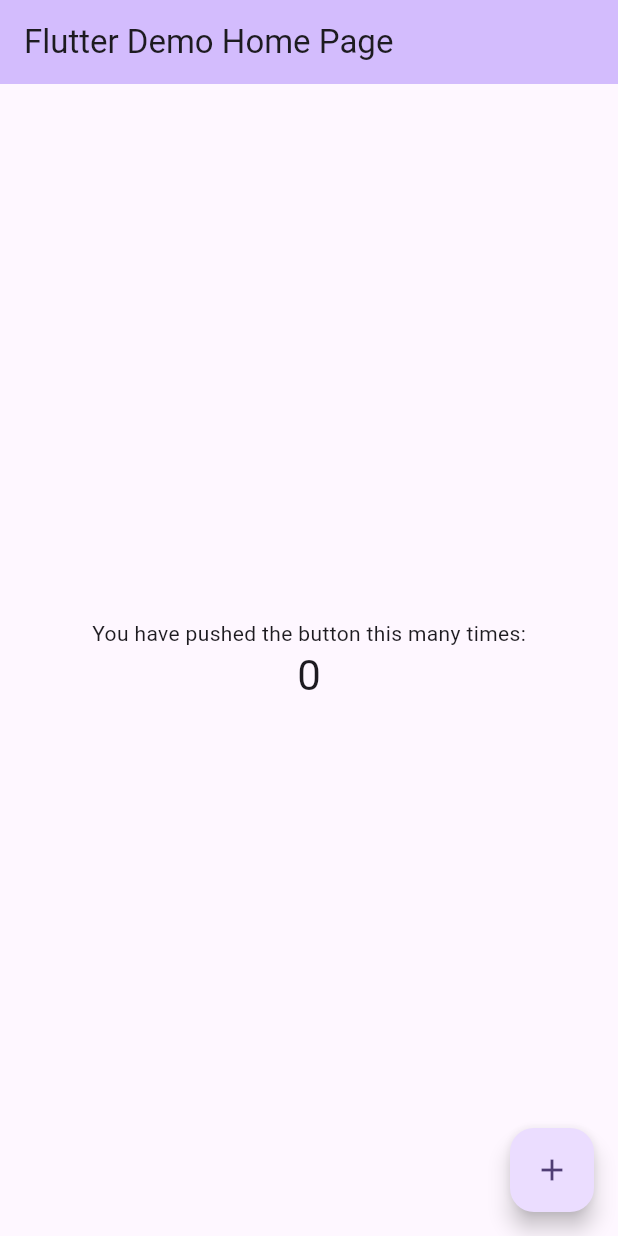
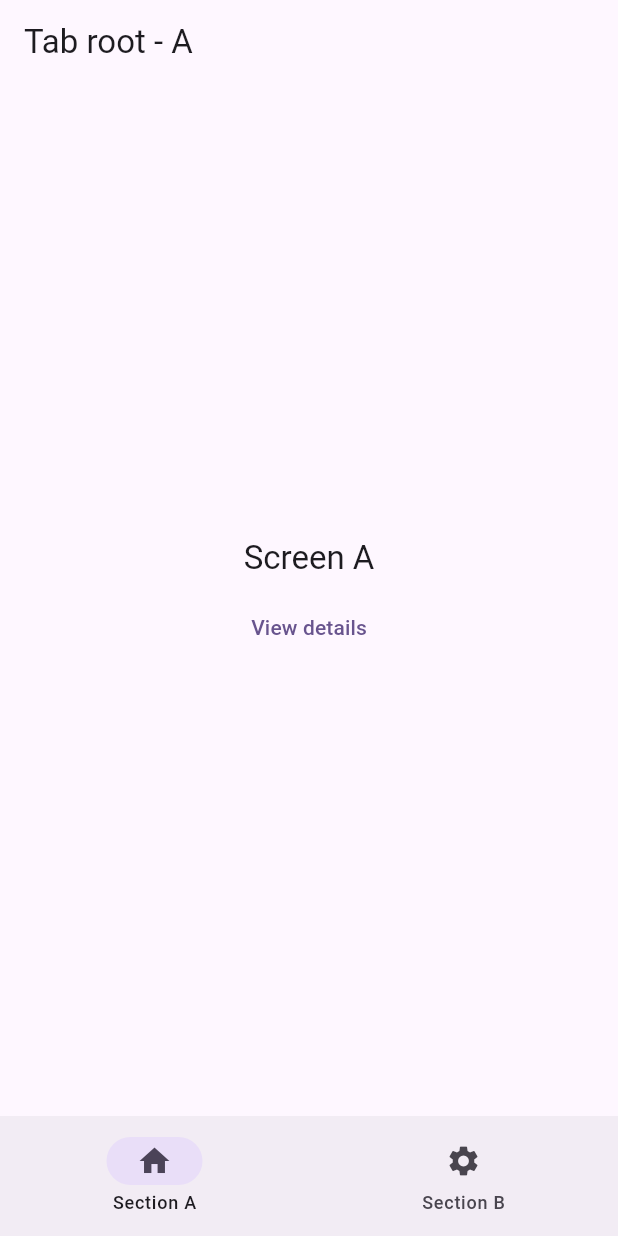
Before and after one commit to minhtamldt/FlutterOrigin, a Flutter app: the screen it shows after launch, on a phone screen of 412 x 824 dp. Run offline on Flutter 3.47's test engine with Material 2 defaults, Android fonts, the phone set to English and light mode, and no system bars; our stand-ins replace go_router.

Commit message:
add demo go router

```diff
--- a/flutter_origin/lib/app.dart
+++ b/flutter_origin/lib/app.dart
@@ -1,5 +1,63 @@
 import 'package:flutter/material.dart';
-import 'package:flutter_origin/presentations/main/main_page.dart';
+import 'package:flutter_origin/presentations/detail_page.dart';
+import 'package:flutter_origin/presentations/root_page.dart';
+import 'package:flutter_origin/presentations/scaffold_with_nested_navigation.dart';
+import 'package:go_router/go_router.dart';
+
+// private navigators
+final _rootNavigatorKey = GlobalKey<NavigatorState>();
+final _shellNavigatorAKey = GlobalKey<NavigatorState>(debugLabel: 'shellA');
+final _shellNavigatorBKey = GlobalKey<NavigatorState>(debugLabel: 'shellB');
+
+final goRouter = GoRouter(
+  initialLocation: '/a',
+  navigatorKey: _rootNavigatorKey,
+  debugLogDiagnostics: true,
+  routes: [
+    StatefulShellRoute.indexedStack(
+      builder: (context, state, navigationShell) {
+        return ScaffoldWithNestedNavigation(navigationShell: navigationShell);
+      },
+      branches: [
+        StatefulShellBranch(
+          navigatorKey: _shellNavigatorAKey,
+          routes: [
+            GoRoute(
+              path: '/a',
+              pageBuilder: (context, state) => const NoTransitionPage(
+                child: RootPage(label: 'A', detailsPath: '/a/details'),
+              ),
+              routes: [
+                GoRoute(
+                  path: 'details',
+                  builder: (context, state) => const DetailPage(label: 'A'),
+                ),
+              ],
+            ),
+          ],
+        ),
+        StatefulShellBranch(
+          navigatorKey: _shellNavigatorBKey,
+          routes: [
+            // Shopping Cart
+            GoRoute(
+              path: '/b',
+              pageBuilder: (context, state) => const NoTransitionPage(
+                child: RootPage(label: 'B', detailsPath: '/b/details'),
+              ),
+              routes: [
+                GoRoute(
+                  path: 'details',
+                  builder: (context, state) => const DetailPage(label: 'B'),
+                ),
+              ],
+            ),
+          ],
+        ),
+      ],
+    ),
+  ],
+);
 
 class OriginApp extends StatelessWidget {
   const OriginApp({super.key});
@@ -7,7 +65,8 @@ class OriginApp extends StatelessWidget {
   // This widget is the root of your application.
   @override
   Widget build(BuildContext context) {
-    return MaterialApp(
+    return MaterialApp.router(
+      routerConfig: goRouter,
       title: 'Flutter Demo',
       theme: ThemeData(
         // This is the theme of your application.
@@ -28,7 +87,6 @@ class OriginApp extends StatelessWidget {
         colorScheme: ColorScheme.fromSeed(seedColor: Colors.deepPurple),
         useMaterial3: true,
       ),
-      home: const MainPage(title: 'Flutter Demo Home Page'),
     );
   }
 }
--- /dev/null
+++ b/flutter_origin/lib/presentations/root_page.dart
@@ -0,0 +1,37 @@
+import 'package:flutter/material.dart';
+import 'package:go_router/go_router.dart';
+
+class RootPage extends StatelessWidget {
+  // The label
+  final String label;
+
+  // The path to the detail page
+  final String detailsPath;
+
+  // Creates a RootScreen
+  const RootPage({required this.label, required this.detailsPath, Key? key})
+      : super(key: key);
+
+  @override
+  Widget build(BuildContext context) {
+    return Scaffold(
+      appBar: AppBar(
+        title: Text('Tab root - $label'),
+      ),
+      body: Center(
+        child: Column(
+          mainAxisSize: MainAxisSize.min,
+          children: <Widget>[
+            Text('Screen $label',
+                style: Theme.of(context).textTheme.titleLarge),
+            const Padding(padding: EdgeInsets.all(4)),
+            TextButton(
+              onPressed: () => context.go(detailsPath),
+              child: const Text('View details'),
+            ),
+          ],
+        ),
+      ),
+    );
+  }
+}
--- /dev/null
+++ b/flutter_origin/lib/presentations/scaffold_width_navigation_bar.dart
@@ -0,0 +1,28 @@
+import 'package:flutter/material.dart';
+
+class ScaffoldWithNavigationBar extends StatelessWidget {
+  const ScaffoldWithNavigationBar({
+    super.key,
+    required this.body,
+    required this.selectedIndex,
+    required this.onDestinationSelected,
+  });
+  final Widget body;
+  final int selectedIndex;
+  final ValueChanged<int> onDestinationSelected;
+
+  @override
+  Widget build(BuildContext context) {
+    return Scaffold(
+      body: body,
+      bottomNavigationBar: NavigationBar(
+        selectedIndex: selectedIndex,
+        destinations: const [
+          NavigationDestination(label: 'Section A', icon: Icon(Icons.home)),
+          NavigationDestination(label: 'Section B', icon: Icon(Icons.settings)),
+        ],
+        onDestinationSelected: onDestinationSelected,
+      ),
+    );
+  }
+}
--- /dev/null
+++ b/flutter_origin/lib/presentations/scaffold_with_nested_navigation.dart
@@ -0,0 +1,45 @@
+import 'package:flutter/material.dart';
+import 'package:flutter_origin/presentations/scaff_width_navigation_rail.dart';
+import 'package:flutter_origin/presentations/scaffold_width_navigation_bar.dart';
+import 'package:go_router/go_router.dart';
+
+// Stateful navigation based on:
+// https://github.com/flutter/packages/blob/main/packages/go_router/example/lib/stateful_shell_route.dart
+class ScaffoldWithNestedNavigation extends StatelessWidget {
+  const ScaffoldWithNestedNavigation({
+    Key? key,
+    required this.navigationShell,
+  }) : super(
+            key: key ?? const ValueKey<String>('ScaffoldWithNestedNavigation'));
+  final StatefulNavigationShell navigationShell;
+
+  void _goBranch(int index) {
+    navigationShell.goBranch(
+      index,
+      // A common pattern when using bottom navigation bars is to support
+      // navigating to the initial location when tapping the item that is
+      // already active. This example demonstrates how to support this behavior,
+      // using the initialLocation parameter of goBranch.
+      initialLocation: index == navigationShell.currentIndex,
+    );
+  }
+
+  @override
+  Widget build(BuildContext context) {
+    return LayoutBuilder(builder: (context, constraints) {
+      if (constraints.maxWidth < 450) {
+        return ScaffoldWithNavigationBar(
+          body: navigationShell,
+          selectedIndex: navigationShell.currentIndex,
+          onDestinationSelected: _goBranch,
+        );
+      } else {
+        return ScaffoldWithNavigationRail(
+          body: navigationShell,
+          selectedIndex: navigationShell.currentIndex,
+          onDestinationSelected: _goBranch,
+        );
+      }
+    });
+  }
+}
--- a/flutter_origin/pubspec.yaml
+++ b/flutter_origin/pubspec.yaml
@@ -35,6 +35,7 @@ dependencies:
   # The following adds the Cupertino Icons font to your application.
   # Use with the CupertinoIcons class for iOS style icons.
   cupertino_icons: ^1.0.2
+  go_router: ^12.0.1
 
 dev_dependencies:
   flutter_test:
```
Also changed, not shown: flutter_origin/lib/presentations/detail_page.dart (added, +46 -0 lines), flutter_origin/lib/presentations/scaff_width_navigation_rail.dart (added, +43 -0 lines), flutter_origin/pubspec.lock.
